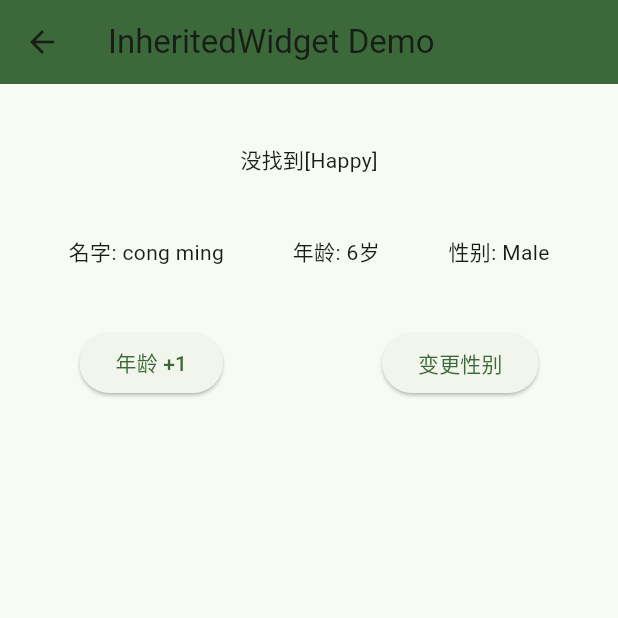
After one commit to conghaonet/flutter_demo, a Flutter app: the InheritedWidgetDemoPage screen opened by its route, after a tap on "年龄 +1", on a phone screen of 412 x 824 dp, the top half of it. The commit adds this screen. Run offline on Flutter 3.47's test engine with Material 2 defaults, Android fonts, the phone set to English and light mode, and no system bars; our stand-ins replace go_router, scroll_to_index.

Commit message:
add inherited_widget_demo_page.dart

```diff
--- a/lib/src/app_router.dart
+++ b/lib/src/app_router.dart
@@ -4,6 +4,7 @@ import 'package:flutter_demo/src/page/floating_touch_page.dart';
 import 'package:flutter_demo/src/page/future_builder_page.dart';
 import 'package:flutter_demo/src/page/hit_test_behavior_page.dart';
 import 'package:flutter_demo/src/page/image_cache_page.dart';
+import 'package:flutter_demo/src/page/inherited_widget_demo_page.dart';
 import 'package:flutter_demo/src/page/refresh_load_more_page.dart';
 import 'package:flutter_demo/src/page/scroll_listener_page.dart';
 import 'package:flutter_demo/src/page/scroll_to_index_page.dart';
@@ -56,6 +57,10 @@ class AppRouter {
             path: FutureBuilderPage.pagePathName,
             builder: (BuildContext context, GoRouterState state) => const FutureBuilderPage(),
           ),
+          GoRoute(
+            path: InheritedWidgetDemoPage.pagePathName,
+            builder: (BuildContext context, GoRouterState state) => const InheritedWidgetDemoPage(),
+          ),
         ],
       ),
     ],
--- a/lib/src/home_page.dart
+++ b/lib/src/home_page.dart
@@ -3,6 +3,7 @@ import 'package:flutter_demo/src/page/floating_touch_page.dart';
 import 'package:flutter_demo/src/page/future_builder_page.dart';
 import 'package:flutter_demo/src/page/hit_test_behavior_page.dart';
 import 'package:flutter_demo/src/page/image_cache_page.dart';
+import 'package:flutter_demo/src/page/inherited_widget_demo_page.dart';
 import 'package:flutter_demo/src/page/refresh_load_more_page.dart';
 import 'package:flutter_demo/src/page/scroll_listener_page.dart';
 import 'package:flutter_demo/src/page/scroll_to_index_page.dart';
@@ -50,6 +51,7 @@ class HomePage extends StatelessWidget {
     "全局悬浮按钮": "/${FloatingTouchPage.pagePathName}",
     "测试HitTestBehavior": "/${HitTestBehaviorPage.pagePathName}",
     "防止FutureBuilder重复请求数据": "/${FutureBuilderPage.pagePathName}",
+    "Flutter化单例InheritedWidget": "/${InheritedWidgetDemoPage.pagePathName}",
   };
 
 }
--- /dev/null
+++ b/lib/src/page/inherited_widget_demo_page.dart
@@ -0,0 +1,129 @@
+import 'package:flutter/material.dart';
+
+class InheritedWidgetDemoPage extends StatefulWidget {
+  static const pagePathName = 'inherited_widget_demo';
+  const InheritedWidgetDemoPage({Key? key}) : super(key: key);
+
+  @override
+  State<InheritedWidgetDemoPage> createState() => _InheritedWidgetDemoPageState();
+}
+
+class _InheritedWidgetDemoPageState extends State<InheritedWidgetDemoPage> {
+  /// 测试用数据
+  final Person _person = Person(name: 'cong ming', age: 5, gender: 'Male');
+
+  @override
+  Widget build(BuildContext context) {
+    return Scaffold(
+      appBar: AppBar(
+        title: const Text('InheritedWidget Demo'),
+      ),
+      body: Happy(
+        person: _person,
+        child: SizedBox(
+          width: double.infinity,
+          child: Column(
+            children: [
+              const SizedBox(height: 40,),
+              Text(Happy.of(context)?.name ?? '没找到[Happy]'),
+              const SizedBox(height: 40,),
+              Builder(builder: (context) {
+                return Column(
+                  children: [
+                    Row(
+                      mainAxisAlignment: MainAxisAlignment.spaceEvenly,
+                      children: [
+                        Text('名字: ${Happy.of(context)?.name ?? ''}'),
+                        Text('年龄: ${Happy.of(context)?.age ?? '-'}岁'),
+                        Text('性别: ${Happy.of(context)?.gender ?? '未知'}'),
+                      ],
+                    ),
+                    const SizedBox(height: 40,),
+                    Row(
+                      mainAxisAlignment: MainAxisAlignment.spaceAround,
+                      children: [
+                        ElevatedButton(
+                          onPressed: () {
+                            Person? person = Happy.of(context);
+                            if(person != null) {
+                              setState(() {
+                                ++person.age;
+                              });
+                            }
+                          },
+                          child: const Text('年龄 +1'),
+                        ),
+                        ElevatedButton(
+                          onPressed: () {
+                            Person? person = Happy.of(context);
+                            if(person != null) {
+                              setState(() {
+                                person.gender == 'Male' ? person.gender = 'Female' : person.gender = 'Male';
+                              });
+                            }
+                          },
+                          child: const Text('变更性别'),
+                        ),
+                      ],
+                    ),
+                  ],
+                );
+              },),
+            ],
+          ),
+        ),
+      ),
+    );
+  }
+}
+
+
+/// 自定义 Widget
+class Happy extends StatelessWidget {
+  final Person person;
+  final Widget child;
+  const Happy({
+    super.key,
+    required this.person,
+    required this.child,
+  });
+
+  @override
+  Widget build(BuildContext context) {
+    return _InheritedHappy(
+      person: person,
+      child: child,
+    );
+  }
+
+  static Person? of(BuildContext context) {
+    final _InheritedHappy? inheritedTheme = context.dependOnInheritedWidgetOfExactType<_InheritedHappy>();
+    return inheritedTheme?.person;
+  }
+}
+
+
+/// 自定义 InheritedWidget
+class _InheritedHappy extends InheritedWidget {
+  final Person person;
+  const _InheritedHappy({
+    super.key,
+    required this.person,
+    required super.child,
+  });
+
+  @override
+  bool updateShouldNotify(covariant _InheritedHappy oldWidget) {
+    return oldWidget.person.name != person.name
+        || oldWidget.person.age != person.age
+        || oldWidget.person.gender != person.gender;
+  }
+}
+
+/// 测试用模型
+class Person {
+  String? name;
+  int age;
+  String gender;
+  Person({required this.name, this.age = 1, this.gender = 'Male'});
+}
```
